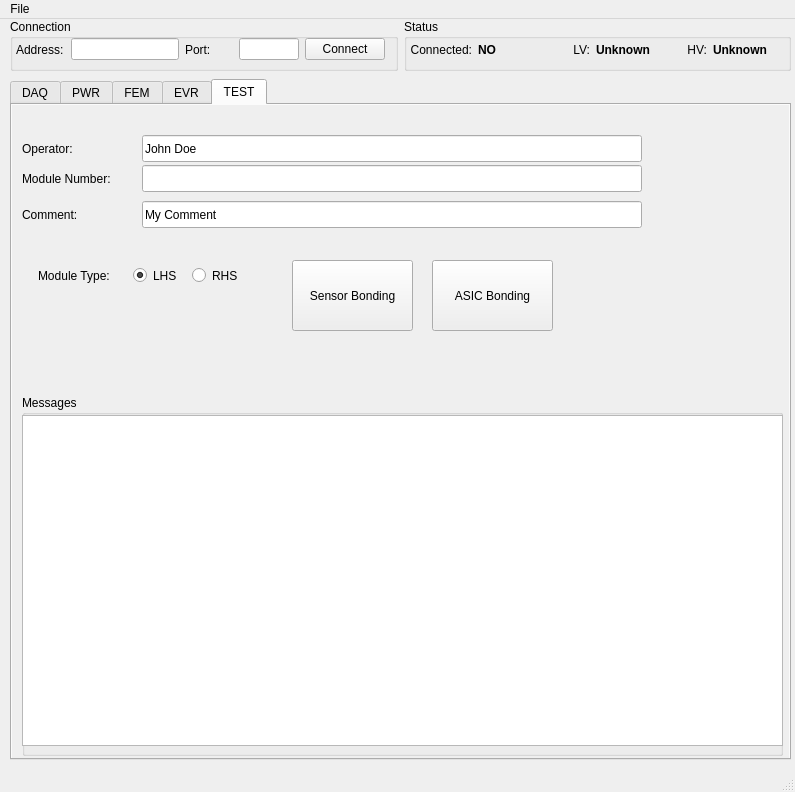
stfc-aeg/lpd-detector, file app/lpd/gui/main_window.ui: the form before one commit.
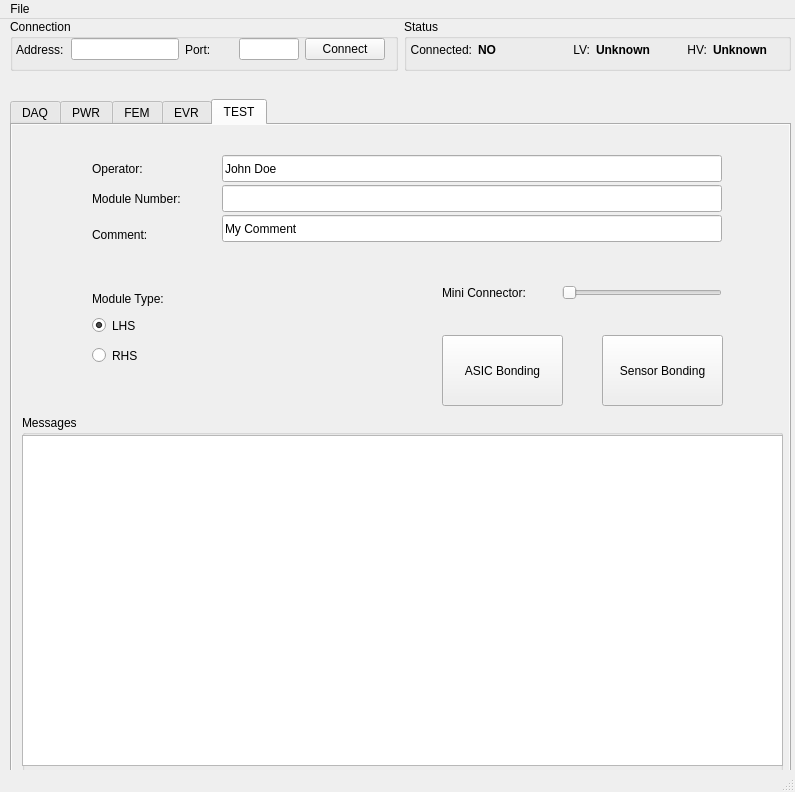
The form after the commit. The open tabs and pages were chosen to show the change. Icons and pictures are not drawn.

```diff
--- a/app/lpd/gui/main_window.ui
+++ b/app/lpd/gui/main_window.ui
@@ -21,7 +21,7 @@
     <property name="geometry">
      <rect>
       <x>10</x>
-      <y>60</y>
+      <y>80</y>
       <width>781</width>
       <height>681</height>
      </rect>
@@ -4524,7 +4524,7 @@
      <widget class="QLabel" name="operatorLabel">
       <property name="geometry">
        <rect>
-        <x>10</x>
+        <x>80</x>
         <y>24</y>
         <width>121</width>
         <height>39</height>
@@ -4537,7 +4537,7 @@
      <widget class="QLineEdit" name="operatorEdit">
       <property name="geometry">
        <rect>
-        <x>130</x>
+        <x>210</x>
         <y>30</y>
         <width>500</width>
         <height>27</height>
@@ -4580,7 +4580,7 @@
      <widget class="QLineEdit" name="moduleNumberEdit">
       <property name="geometry">
        <rect>
-        <x>130</x>
+        <x>210</x>
         <y>60</y>
         <width>500</width>
         <height>27</height>
@@ -4623,7 +4623,7 @@
      <widget class="QLabel" name="moduleNumberLabel">
       <property name="geometry">
        <rect>
-        <x>10</x>
+        <x>80</x>
         <y>54</y>
         <width>121</width>
         <height>39</height>
@@ -4636,7 +4636,7 @@
      <widget class="QLabel" name="commentLabel">
       <property name="geometry">
        <rect>
-        <x>10</x>
+        <x>80</x>
         <y>90</y>
         <width>121</width>
         <height>39</height>
@@ -4649,8 +4649,8 @@
      <widget class="QLineEdit" name="commentEdit">
       <property name="geometry">
        <rect>
-        <x>130</x>
-        <y>96</y>
+        <x>210</x>
+        <y>90</y>
         <width>500</width>
         <height>27</height>
        </rect>
@@ -4692,8 +4692,8 @@
      <widget class="QRadioButton" name="moduleLhsSel">
       <property name="geometry">
        <rect>
-        <x>121</x>
-        <y>160</y>
+        <x>80</x>
+        <y>190</y>
         <width>55</width>
         <height>21</height>
        </rect>
@@ -4711,8 +4711,8 @@
      <widget class="QLabel" name="moduleTypeLabel">
       <property name="geometry">
        <rect>
-        <x>26</x>
-        <y>157</y>
+        <x>80</x>
+        <y>160</y>
         <width>91</width>
         <height>27</height>
        </rect>
@@ -4724,8 +4724,8 @@
      <widget class="QRadioButton" name="moduleRhsSel">
       <property name="geometry">
        <rect>
-        <x>180</x>
-        <y>160</y>
+        <x>80</x>
+        <y>220</y>
         <width>61</width>
         <height>21</height>
        </rect>
@@ -4740,8 +4740,8 @@
      <widget class="QPushButton" name="asicBondingBtn">
       <property name="geometry">
        <rect>
-        <x>420</x>
-        <y>155</y>
+        <x>430</x>
+        <y>210</y>
         <width>121</width>
         <height>71</height>
        </rect>
@@ -4765,8 +4765,8 @@
      <widget class="QPushButton" name="sensorBondingBtn">
       <property name="geometry">
        <rect>
-        <x>280</x>
-        <y>155</y>
+        <x>590</x>
+        <y>210</y>
         <width>121</width>
         <height>71</height>
        </rect>
@@ -4787,6 +4787,57 @@
        <string>Sensor Bonding</string>
       </property>
      </widget>
+     <widget class="QSlider" name="horizontalSlider">
+      <property name="geometry">
+       <rect>
+        <x>550</x>
+        <y>160</y>
+        <width>160</width>
+        <height>16</height>
+       </rect>
+      </property>
+      <property name="minimum">
+       <number>1</number>
+      </property>
+      <property name="maximum">
+       <number>8</number>
+      </property>
+      <property name="orientation">
+       <enum>Qt::Horizontal</enum>
+      </property>
+     </widget>
+     <widget class="QLabel" name="miniConnectorLabel">
+      <property name="geometry">
+       <rect>
+        <x>430</x>
+        <y>160</y>
+        <width>101</width>
+        <height>16</height>
+       </rect>
+      </property>
+      <property name="text">
+       <string>Mini Connector:</string>
+      </property>
+     </widget>
+     <widget class="QLabel" name="supermoduleMapLabel">
+      <property name="geometry">
+       <rect>
+        <x>210</x>
+        <y>140</y>
+        <width>161</width>
+        <height>151</height>
+       </rect>
+      </property>
+      <property name="text">
+       <string/>
+      </property>
+      <property name="pixmap">
+       <pixmap>images/supermodule_map.png</pixmap>
+      </property>
+      <property name="scaledContents">
+       <bool>true</bool>
+      </property>
+     </widget>
     </widget>
    </widget>
    <widget class="QWidget" name="horizontalLayoutWidget_2">
```
Left out of the diff: 4 changed lines with no effect on the pictures.
